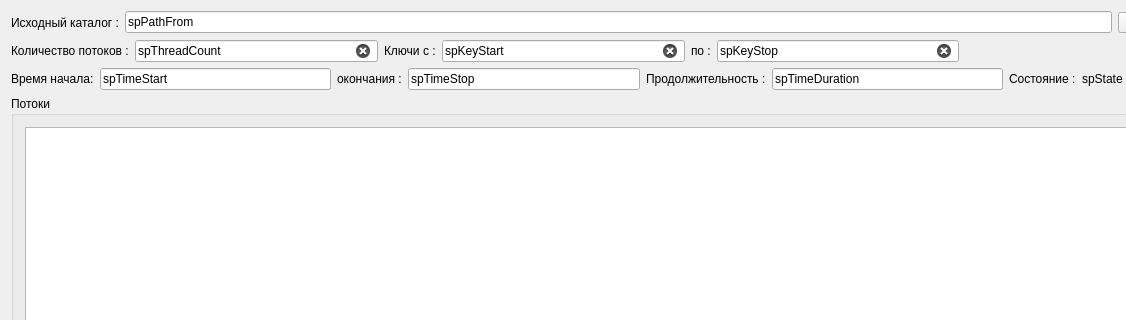
Before: the Qt Designer form server/prS63BruteForceServer/prS63BruteForceServer.ui in zaqwsx1277/prS63BruteForce, drawn with Qt 5; both pictures show x 0 to 1126 and y 0 to 320 of the 1213 by 627 pixel window.
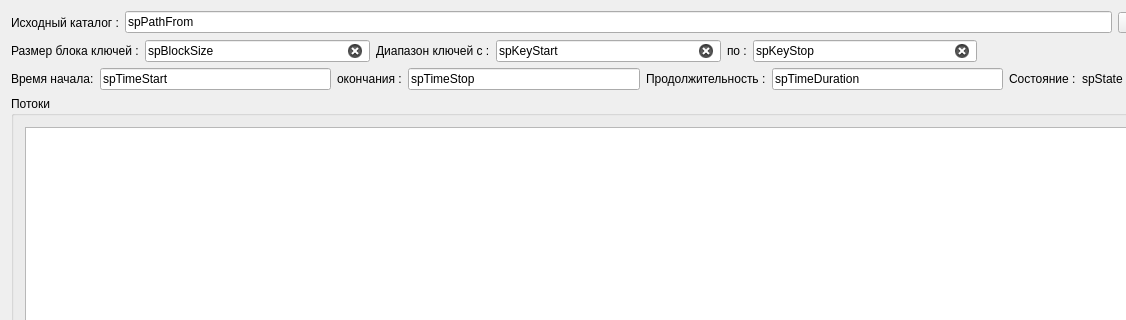
After: the same form once the commit is applied. Icons and pictures are not drawn.

Commit message: Server начат менеджер новых подключений

Patch:
```diff
--- a/server/prS63BruteForceServer/prS63BruteForceServer.ui
+++ b/server/prS63BruteForceServer/prS63BruteForceServer.ui
@@ -85,7 +85,7 @@
       <item>
        <widget class="QLabel" name="label_6">
         <property name="text">
-         <string>Количество потоков :</string>
+         <string>Размер блока ключей :</string>
         </property>
        </widget>
       </item>
@@ -95,7 +95,7 @@
          <string>Количество очередей которые может занять приложение</string>
         </property>
         <property name="text">
-         <string>spThreadCount</string>
+         <string>spBlockSize</string>
         </property>
         <property name="readOnly">
          <bool>false</bool>
@@ -108,7 +108,7 @@
       <item>
        <widget class="QLabel" name="label_2">
         <property name="text">
-         <string>Ключи c :</string>
+         <string>Диапазон ключей c :</string>
         </property>
        </widget>
       </item>
```
Left out of the diff: 4 changed lines with no effect on the pictures. The commit also changes 4 other files.
